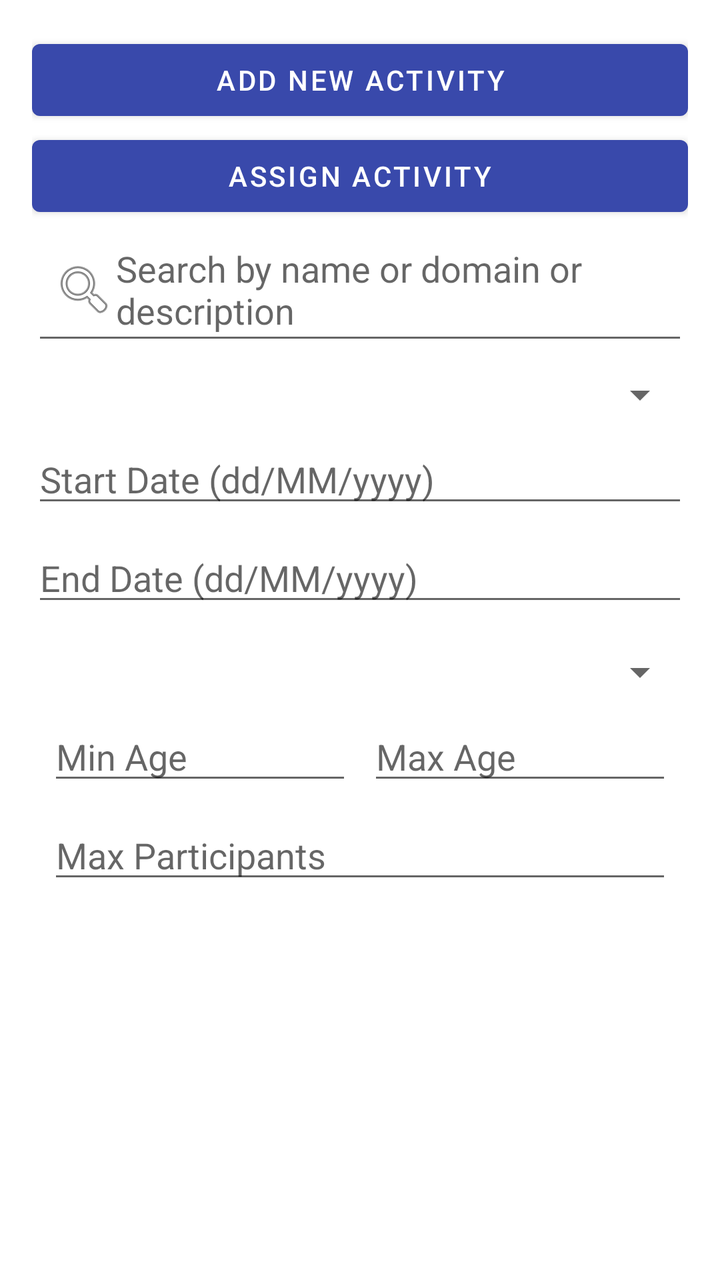
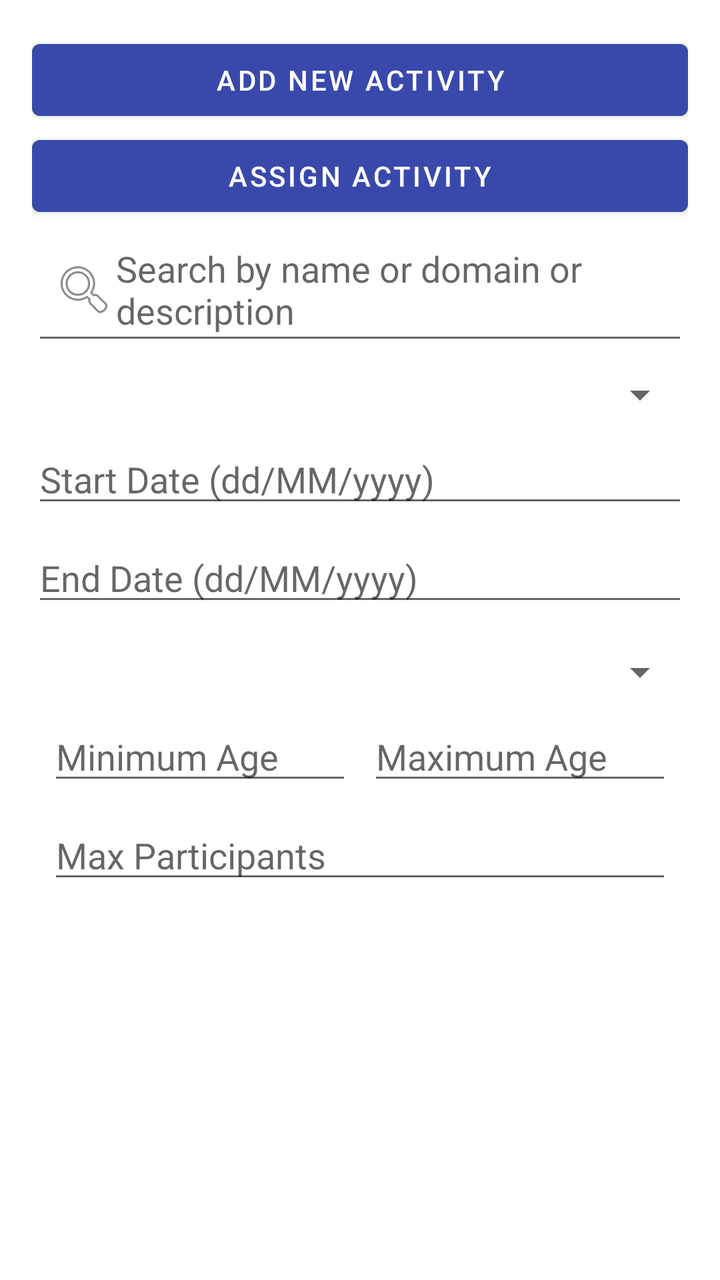

The first picture is an Android layout as it rendered before a commit; the second is the same layout after the commit. The layout source and the unified diff follow.
<!-- AndroidManifest.xml: application theme Theme.YouthSphere -->
<!-- res/layout/fragment_manage_activities.xml -->
<LinearLayout xmlns:android="http://schemas.android.com/apk/res/android"
    android:id="@+id/activityContainer"
    android:layout_width="match_parent"
    android:layout_height="match_parent"
    android:orientation="vertical"
    android:padding="16dp">

    <Button
        android:id="@+id/btnAddActivity"
        android:layout_width="match_parent"
        android:layout_height="wrap_content"
        android:text="@string/add_activity" />
    <Button
        android:id="@+id/btnAssignActivity"
        android:layout_width="match_parent"
        android:layout_height="wrap_content"
        android:text="@string/assign_activity" />

    <EditText
        android:id="@+id/etSearch"
        android:layout_width="match_parent"
        android:layout_height="wrap_content"
        android:hint="Search by name or domain or description"
        android:drawableLeft="@android:drawable/ic_menu_search"
        android:padding="10dp"
        android:layout_marginBottom="8dp"
        />

    <Spinner
        android:id="@+id/spinnerInstructorFilter"
        android:layout_width="match_parent"
        android:layout_height="wrap_content"
        android:layout_marginBottom="8dp"
        />

    <EditText
        android:id="@+id/etStartDate"
        android:layout_width="match_parent"
        android:layout_height="wrap_content"
        android:hint="Start Date (dd/MM/yyyy)"
        android:focusable="false"
        android:clickable="true"
        android:inputType="none"

        android:layout_marginBottom="8dp" />

    <EditText
        android:id="@+id/etEndDate"
        android:layout_width="match_parent"
        android:layout_height="wrap_content"
        android:hint="End Date (dd/MM/yyyy)"
        android:focusable="false"
        android:clickable="true"
        android:inputType="none"

        android:layout_marginBottom="8dp" />

    <Spinner
        android:id="@+id/spinnerDayFilter"
        android:layout_width="match_parent"
        android:layout_height="wrap_content"
        android:layout_marginTop="8dp"/>


    <LinearLayout
        android:layout_width="match_parent"
        android:layout_height="wrap_content"
        android:orientation="horizontal"
        android:padding="8dp">

        <EditText
            android:id="@+id/etMinAge"
            android:layout_width="0dp"
            android:layout_weight="1"
            android:layout_height="wrap_content"
            android:hint="Min Age"
            android:inputType="number" />

        <EditText
            android:id="@+id/etMaxAge"
            android:layout_width="0dp"
            android:layout_weight="1"
            android:layout_height="wrap_content"
            android:hint="Max Age"
            android:inputType="number"
            android:layout_marginStart="8dp" />
    </LinearLayout>

    <EditText
        android:id="@+id/etMaxParticipants"
        android:layout_width="match_parent"
        android:layout_height="wrap_content"
        android:hint="Max Participants"
        android:inputType="number"
        android:layout_marginHorizontal="8dp" />



    <androidx.recyclerview.widget.RecyclerView
        android:id="@+id/recyclerActivities"
        android:layout_width="match_parent"
        android:layout_height="0dp"
        android:layout_weight="1" />

</LinearLayout>
<!-- resources referenced by this layout -->
<resources>
  <string name="add_activity">Add New Activity</string>
  <string name="assign_activity">Assign Activity</string>
  <style name="Theme.YouthSphere" parent="Theme.MaterialComponents.DayNight.NoActionBar">
          
          <item name="colorPrimary">@color/indigo_600</item>
          <item name="colorPrimaryVariant">@color/indigo_800</item>
          <item name="colorOnPrimary">@color/white</item>
  
          
          <item name="colorSecondary">@color/amber_400</item>
          <item name="colorSecondaryVariant">@color/amber_600</item>
          <item name="colorOnSecondary">@color/black</item>
  
          
          <item name="android:windowBackground">@color/white</item>
          <item name="colorSurface">@color/white</item>
          <item name="colorOnBackground">@color/black</item>
          <item name="colorOnSurface">@color/black</item>
  
          
          <item name="android:statusBarColor">@color/indigo_800</item>
  
          
          <item name="actionBarTheme">@style/ThemeOverlay.MaterialComponents.Dark.ActionBar</item>
          <item name="actionBarPopupTheme">@style/ThemeOverlay.MaterialComponents.Light</item>
  
          
          <item name="popupMenuStyle">@style/PopupMenu.MaterialComponents</item>
      </style>
  <color name="indigo_600">#3949AB</color>
  <color name="indigo_800">#283593</color>
  <color name="white">#FFFFFF</color>
  <color name="amber_400">#FFCA28</color>
  <color name="amber_600">#FFB300</color>
  <color name="black">#000000</color>
  <style name="ThemeOverlay.MaterialComponents.Dark.ActionBar">
          <item name="android:textColorPrimary">@color/white</item>
          <item name="colorControlNormal">@color/white</item>
          <item name="android:textColorSecondary">@color/white</item>
      </style>
  <style name="ThemeOverlay.MaterialComponents.Light">
          <item name="android:textColorPrimary">@color/black</item>
          <item name="android:background">@color/white</item>
      </style>
  <style name="PopupMenu.MaterialComponents" parent="@style/Widget.MaterialComponents.PopupMenu">
          <item name="android:textColor">?attr/colorOnSurface</item>
          <item name="android:background">?attr/colorSurface</item>
          <item name="android:dropDownVerticalOffset">4dp</item>
      </style>
</resources>

<!-- the commit's change to res/layout/fragment_manage_activities.xml (unified diff, before → after) -->
@@ -20,7 +20,7 @@
         android:id="@+id/etSearch"
         android:layout_width="match_parent"
         android:layout_height="wrap_content"
-        android:hint="Search by name or domain or description"
+        android:hint="@string/search_by_name_or_domain_or_description"
         android:drawableLeft="@android:drawable/ic_menu_search"
         android:padding="10dp"
         android:layout_marginBottom="8dp"
@@ -37,7 +37,7 @@
         android:id="@+id/etStartDate"
         android:layout_width="match_parent"
         android:layout_height="wrap_content"
-        android:hint="Start Date (dd/MM/yyyy)"
+        android:hint="@string/start_date_dd_mm_yyyy"
         android:focusable="false"
         android:clickable="true"
         android:inputType="none"
@@ -48,7 +48,7 @@
         android:id="@+id/etEndDate"
         android:layout_width="match_parent"
         android:layout_height="wrap_content"
-        android:hint="End Date (dd/MM/yyyy)"
+        android:hint="@string/end_date_dd_mm_yyyy"
         android:focusable="false"
         android:clickable="true"
         android:inputType="none"
@@ -73,7 +73,7 @@
             android:layout_width="0dp"
             android:layout_weight="1"
             android:layout_height="wrap_content"
-            android:hint="Min Age"
+            android:hint="@string/min_age"
             android:inputType="number" />
 
         <EditText
@@ -81,7 +81,7 @@
             android:layout_width="0dp"
             android:layout_weight="1"
             android:layout_height="wrap_content"
-            android:hint="Max Age"
+            android:hint="@string/max_age"
             android:inputType="number"
             android:layout_marginStart="8dp" />
     </LinearLayout>
@@ -90,7 +90,7 @@
         android:id="@+id/etMaxParticipants"
         android:layout_width="match_parent"
         android:layout_height="wrap_content"
-        android:hint="Max Participants"
+        android:hint="@string/max_participants"
         android:inputType="number"
         android:layout_marginHorizontal="8dp" />
 
<!-- resource entries referenced after the edit -->
@@ -2,6 +2,12 @@
 <resources>
   <string name="add_activity">Add New Activity</string>
   <string name="assign_activity">Assign Activity</string>
+  <string name="end_date_dd_mm_yyyy">End Date (dd/MM/yyyy)</string>
+  <string name="max_age">Maximum Age</string>
+  <string name="max_participants">Max Participants</string>
+  <string name="min_age">Minimum Age</string>
+  <string name="search_by_name_or_domain_or_description">Search by name or domain or description</string>
+  <string name="start_date_dd_mm_yyyy">Start Date (dd/MM/yyyy)</string>
   <style name="Theme.YouthSphere" parent="Theme.MaterialComponents.DayNight.NoActionBar">
           
           <item name="colorPrimary">@color/indigo_600</item>
